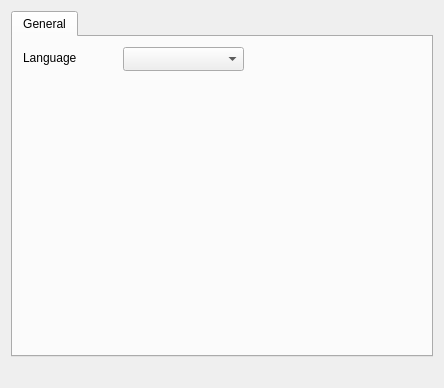
This is src/GUI/ui/LanguagePreferences.ui in VLMC/vlmc as Qt 5 draws it before an edit. The edited form follows.
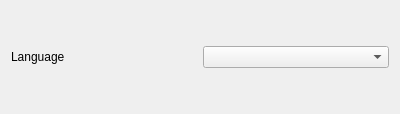
This is the edited form.

Commit message: Language Settings are now included in the application settings widget

The edit to the form file:
```diff
--- a/src/GUI/ui/LanguagePreferences.ui
+++ b/src/GUI/ui/LanguagePreferences.ui
@@ -1,69 +1,28 @@
 <?xml version="1.0" encoding="UTF-8"?>
 <ui version="4.0">
  <class>LanguagePreferences</class>
- <widget class="QDialog" name="LanguagePreferences">
+ <widget class="QWidget" name="LanguagePreferences">
   <property name="geometry">
    <rect>
     <x>0</x>
     <y>0</y>
-    <width>444</width>
-    <height>388</height>
+    <width>400</width>
+    <height>114</height>
    </rect>
   </property>
   <property name="windowTitle">
    <string>Preferences</string>
   </property>
   <layout class="QGridLayout" name="gridLayout">
-   <item row="0" column="0" colspan="2">
-    <widget class="QTabWidget" name="tabWidget">
-     <property name="tabPosition">
-      <enum>QTabWidget::North</enum>
+   <item row="0" column="0">
+    <widget class="QLabel" name="label">
+     <property name="text">
+      <string>Language</string>
      </property>
-     <property name="currentIndex">
-      <number>0</number>
-     </property>
-     <widget class="QWidget" name="TabGeneral">
-      <attribute name="title">
-       <string>General</string>
-      </attribute>
-      <widget class="QLabel" name="label">
-       <property name="geometry">
-        <rect>
-         <x>10</x>
-         <y>10</y>
-         <width>81</width>
-         <height>21</height>
-        </rect>
-       </property>
-       <property name="text">
-        <string>Language</string>
-       </property>
-      </widget>
-      <widget class="QComboBox" name="comboBoxLanguage">
-       <property name="geometry">
-        <rect>
-         <x>110</x>
-         <y>10</y>
-         <width>121</width>
-         <height>24</height>
-        </rect>
-       </property>
-      </widget>
-     </widget>
     </widget>
    </item>
-   <item row="1" column="0">
-    <spacer name="horizontalSpacer">
-     <property name="orientation">
-      <enum>Qt::Horizontal</enum>
-     </property>
-     <property name="sizeHint" stdset="0">
-      <size>
-       <width>293</width>
-       <height>20</height>
-      </size>
-     </property>
-    </spacer>
+   <item row="0" column="1">
+    <widget class="QComboBox" name="comboBoxLanguage"/>
    </item>
   </layout>
  </widget>
```
Left out of the diff: 2 changed lines with no effect on the pictures. The commit also changes 5 other files.
